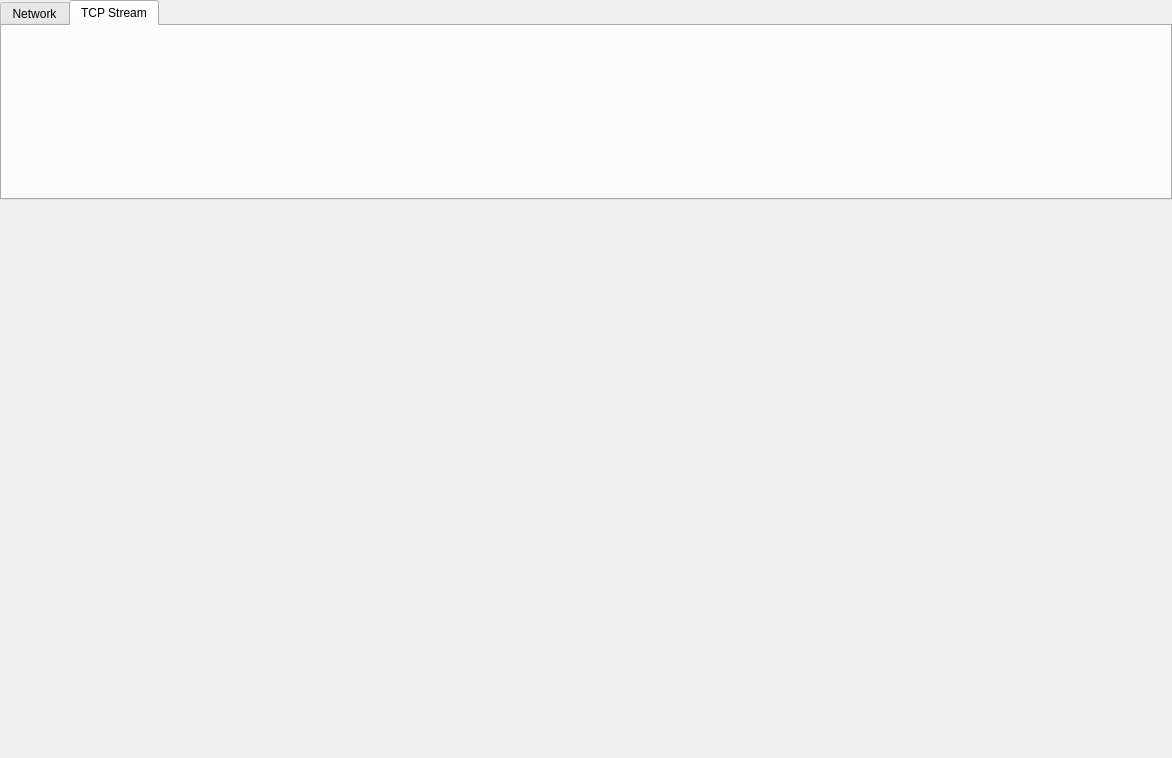
Old version of the form src/window/stats/statswindow.ui in the repository o8x/WireDolphin.
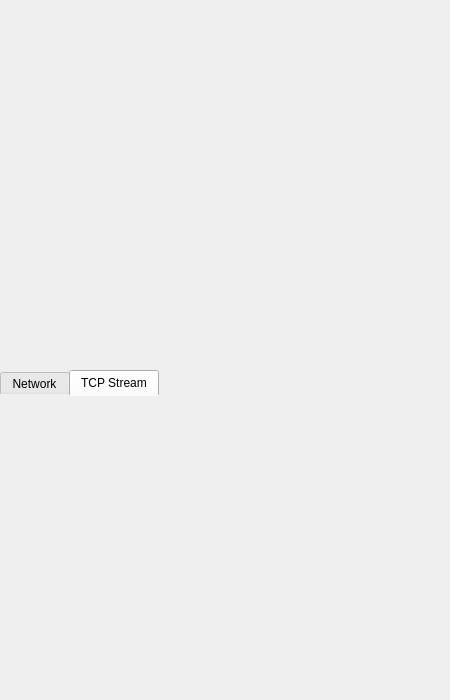
New version of the form. The open tabs and pages were chosen to show the change. Custom widgets are drawn as their Qt base class.

```diff
--- a/src/window/stats/statswindow.ui
+++ b/src/window/stats/statswindow.ui
@@ -6,8 +6,8 @@
    <rect>
     <x>0</x>
     <y>0</y>
-    <width>1172</width>
-    <height>758</height>
+    <width>450</width>
+    <height>700</height>
    </rect>
   </property>
   <property name="windowTitle">
@@ -21,7 +21,7 @@
     <number>0</number>
    </property>
    <property name="topMargin">
-    <number>0</number>
+    <number>10</number>
    </property>
    <property name="rightMargin">
     <number>0</number>
@@ -29,6 +29,16 @@
    <property name="bottomMargin">
     <number>0</number>
    </property>
+   <item>
+    <widget class="QWidget" name="widget_2" native="true">
+     <property name="maximumSize">
+      <size>
+       <width>16777215</width>
+       <height>100</height>
+      </size>
+     </property>
+    </widget>
+   </item>
    <item>
     <widget class="QTabWidget" name="tabWidget">
      <property name="maximumSize">
@@ -37,8 +47,19 @@
        <height>200</height>
       </size>
      </property>
+     <property name="styleSheet">
+      <string notr="true">QTabWidget::pane{
+    border:none;
+}</string>
+     </property>
      <property name="currentIndex">
-      <number>0</number>
+      <number>1</number>
+     </property>
+     <property name="elideMode">
+      <enum>Qt::TextElideMode::ElideLeft</enum>
+     </property>
+     <property name="tabBarAutoHide">
+      <bool>false</bool>
      </property>
      <widget class="QWidget" name="tab">
       <attribute name="title">
@@ -82,9 +103,6 @@
      </widget>
     </widget>
    </item>
-   <item>
-    <widget class="QWidget" name="widget" native="true"/>
-   </item>
   </layout>
  </widget>
  <customwidgets>
```
